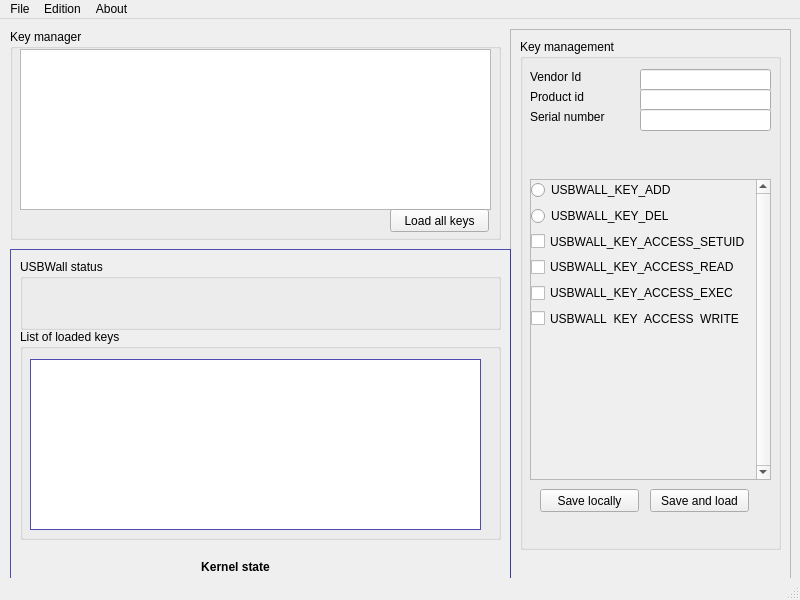
First picture: the form in src/qusbwall.ui, repository LACSC/QUsbwall, before the edit.
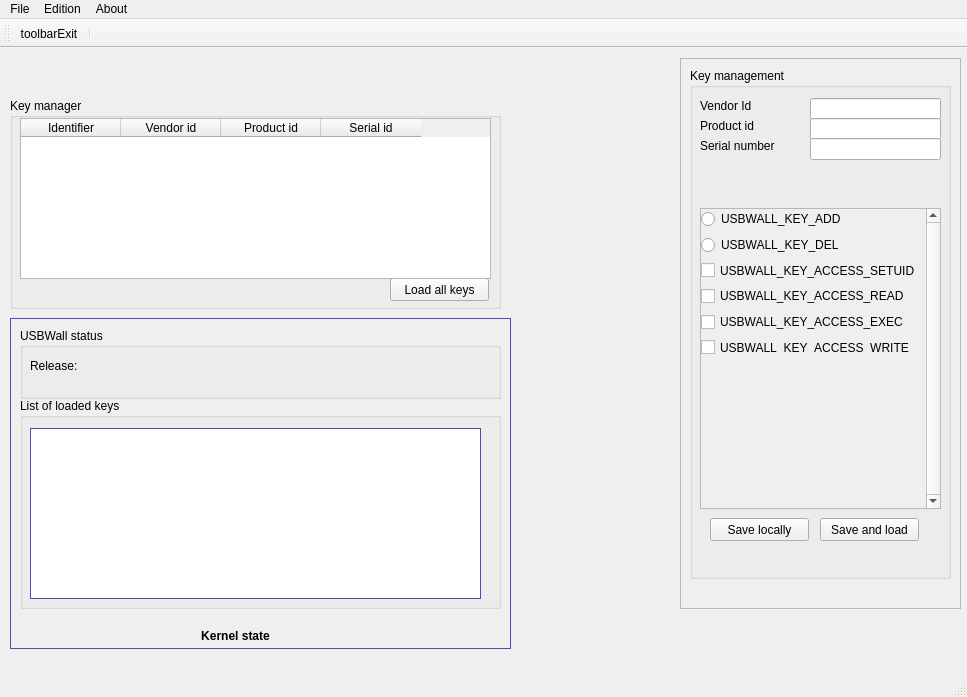
Second picture: the form after the edit. Icons and pictures are not drawn.

Commit message: add toolbar, first icon and sample whitelist.

What changed in the file:
```diff
--- a/src/qusbwall.ui
+++ b/src/qusbwall.ui
@@ -6,8 +6,8 @@
    <rect>
     <x>0</x>
     <y>0</y>
-    <width>800</width>
-    <height>600</height>
+    <width>967</width>
+    <height>697</height>
    </rect>
   </property>
   <property name="sizePolicy">
@@ -23,7 +23,7 @@
    <widget class="QFrame" name="frame">
     <property name="geometry">
      <rect>
-      <x>510</x>
+      <x>680</x>
       <y>10</y>
       <width>281</width>
       <height>551</height>
@@ -240,7 +240,7 @@
     <property name="geometry">
      <rect>
       <x>10</x>
-      <y>10</y>
+      <y>50</y>
       <width>491</width>
       <height>211</height>
      </rect>
@@ -248,16 +248,6 @@
     <property name="title">
      <string>Key manager</string>
     </property>
-    <widget class="QListView" name="list_keyfile">
-     <property name="geometry">
-      <rect>
-       <x>10</x>
-       <y>20</y>
-       <width>471</width>
-       <height>161</height>
-      </rect>
-     </property>
-    </widget>
     <widget class="QPushButton" name="button_loadkeyfile">
      <property name="geometry">
       <rect>
@@ -271,12 +261,51 @@
       <string>Load all keys</string>
      </property>
     </widget>
+    <widget class="QTableWidget" name="list_keyfile">
+     <property name="geometry">
+      <rect>
+       <x>10</x>
+       <y>20</y>
+       <width>471</width>
+       <height>161</height>
+      </rect>
+     </property>
+     <property name="editTriggers">
+      <set>QAbstractItemView::NoEditTriggers</set>
+     </property>
+     <property name="selectionMode">
+      <enum>QAbstractItemView::NoSelection</enum>
+     </property>
+     <property name="columnCount">
+      <number>4</number>
+     </property>
+     <column>
+      <property name="text">
+       <string>Identifier</string>
+      </property>
+     </column>
+     <column>
+      <property name="text">
+       <string>Vendor id</string>
+      </property>
+     </column>
+     <column>
+      <property name="text">
+       <string>Product id</string>
+      </property>
+     </column>
+     <column>
+      <property name="text">
+       <string>Serial id</string>
+      </property>
+     </column>
+    </widget>
    </widget>
    <widget class="QFrame" name="frame_kernel">
     <property name="geometry">
      <rect>
       <x>10</x>
-      <y>230</y>
+      <y>270</y>
       <width>501</width>
       <height>331</height>
      </rect>
@@ -363,6 +392,32 @@
      <property name="title">
       <string>USBWall status</string>
      </property>
+     <widget class="QLabel" name="label_release_title">
+      <property name="geometry">
+       <rect>
+        <x>10</x>
+        <y>30</y>
+        <width>61</width>
+        <height>16</height>
+       </rect>
+      </property>
+      <property name="text">
+       <string>Release:</string>
+      </property>
+     </widget>
+     <widget class="QLabel" name="label_release">
+      <property name="geometry">
+       <rect>
+        <x>70</x>
+        <y>30</y>
+        <width>61</width>
+        <height>16</height>
+       </rect>
+      </property>
+      <property name="text">
+       <string/>
+      </property>
+     </widget>
     </widget>
     <widget class="QGroupBox" name="group_module_listkey">
      <property name="geometry">
@@ -416,7 +471,7 @@
     <rect>
      <x>0</x>
      <y>0</y>
-     <width>800</width>
+     <width>967</width>
      <height>20</height>
     </rect>
    </property>
@@ -443,6 +498,19 @@
    <addaction name="menuAbout"/>
   </widget>
   <widget class="QStatusBar" name="statusbar"/>
+  <widget class="QToolBar" name="toolBar">
+   <property name="windowTitle">
+    <string>toolBar</string>
+   </property>
+   <attribute name="toolBarArea">
+    <enum>TopToolBarArea</enum>
+   </attribute>
+   <attribute name="toolBarBreak">
+    <bool>false</bool>
+   </attribute>
+   <addaction name="actionToolbarExit"/>
+   <addaction name="separator"/>
+  </widget>
   <action name="actionExit">
    <property name="text">
     <string>Exit</string>
@@ -458,6 +526,15 @@
     <string>Load key file</string>
    </property>
   </action>
+  <action name="actionToolbarExit">
+   <property name="icon">
+    <iconset resource="toolbar.qrc">
+     <normaloff>:/icons/system-shutdown.png</normaloff>:/icons/system-shutdown.png</iconset>
+   </property>
+   <property name="text">
+    <string>toolbarExit</string>
+   </property>
+  </action>
  </widget>
  <resources/>
  <connections>
```
Left out of the diff: 23 changed lines with no effect on the pictures. The commit also changes 7 other files.
